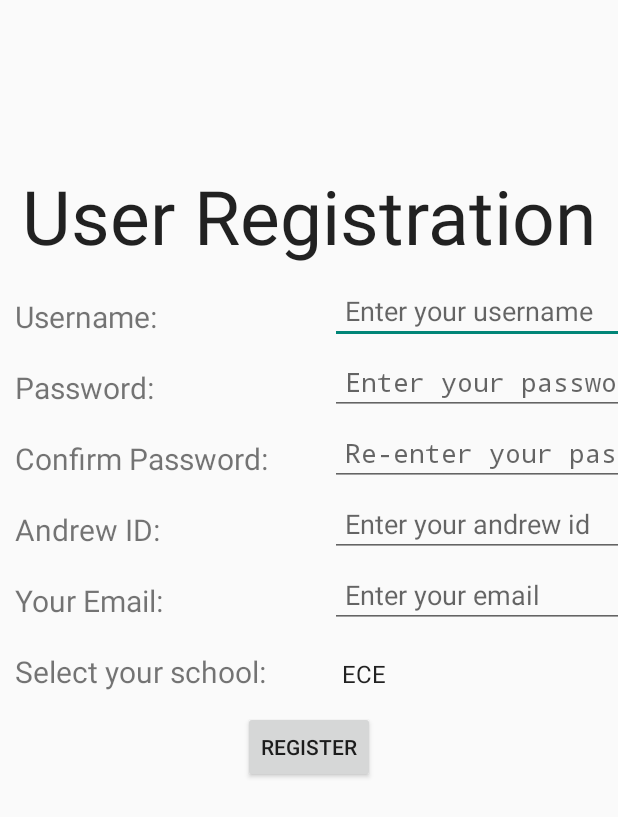
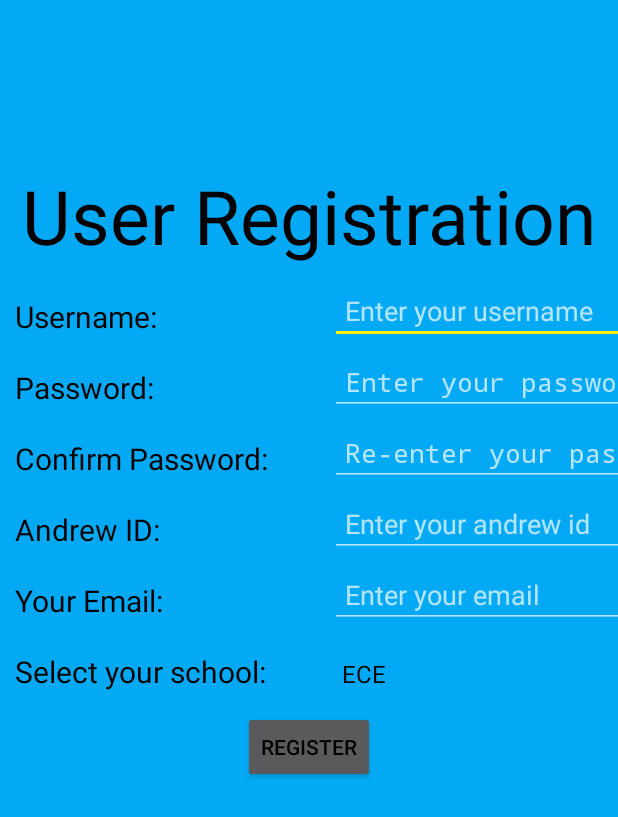
Before and after one commit to roywei/FirstClass, an Android app: the screen it shows after launch (Register), after a tap on "SIGN UP", on a phone screen of 412 x 824 dp. Shown: the top 817 px of the screen. Run offline under Robolectric (Android 15) with nearby library versions, the phone set to English and light mode, and no system bars.

Commit message:
laiw commit, april 10, changed ui styles

```diff
--- a/app/build.gradle
+++ b/app/build.gradle
@@ -6,7 +6,7 @@ android {
 
     defaultConfig {
         applicationId "com.cmu.firstclass.firstclass"
-        minSdkVersion 14
+        minSdkVersion 21
         targetSdkVersion 22
         versionCode 1
         versionName "1.0"
--- a/app/src/main/java/com/cmu/firstclass/firstclass/CourseActivity.java
+++ b/app/src/main/java/com/cmu/firstclass/firstclass/CourseActivity.java
@@ -1,8 +1,8 @@
 package com.cmu.firstclass.firstclass;
 
+import android.app.Activity;
 import android.content.Intent;
 import android.os.Bundle;
-import android.support.v7.app.ActionBarActivity;
 import android.view.Menu;
 import android.view.MenuItem;
 import android.view.View;
@@ -10,7 +10,7 @@ import android.widget.Button;
 import android.widget.ImageView;
 
 
-public class CourseActivity extends ActionBarActivity implements View.OnClickListener {
+public class CourseActivity extends Activity implements View.OnClickListener {
 
 
     ImageView instructorImage;
--- a/app/src/main/java/com/cmu/firstclass/firstclass/DepartmentCourseListActivity.java
+++ b/app/src/main/java/com/cmu/firstclass/firstclass/DepartmentCourseListActivity.java
@@ -1,8 +1,8 @@
 package com.cmu.firstclass.firstclass;
 
+import android.app.Activity;
 import android.content.Intent;
 import android.os.Bundle;
-import android.support.v7.app.ActionBarActivity;
 import android.view.Menu;
 import android.view.MenuItem;
 import android.view.View;
@@ -14,7 +14,7 @@ import java.util.Arrays;
 import java.util.List;
 
 
-public class DepartmentCourseListActivity extends ActionBarActivity {
+public class DepartmentCourseListActivity extends Activity {
 
     @Override
     protected void onCreate(Bundle savedInstanceState) {
--- a/app/src/main/java/com/cmu/firstclass/firstclass/DepartmentListActivity.java
+++ b/app/src/main/java/com/cmu/firstclass/firstclass/DepartmentListActivity.java
@@ -1,8 +1,8 @@
 package com.cmu.firstclass.firstclass;
 
+import android.app.Activity;
 import android.content.Intent;
 import android.os.Bundle;
-import android.support.v7.app.ActionBarActivity;
 import android.view.Menu;
 import android.view.MenuItem;
 import android.view.View;
@@ -13,7 +13,7 @@ import android.widget.ListView;
 import android.widget.TextView;
 
 
-public class DepartmentListActivity extends ActionBarActivity {
+public class DepartmentListActivity extends Activity {
 
     @Override
     protected void onCreate(Bundle savedInstanceState) {
--- a/app/src/main/java/com/cmu/firstclass/firstclass/InstructorActivity.java
+++ b/app/src/main/java/com/cmu/firstclass/firstclass/InstructorActivity.java
@@ -1,7 +1,7 @@
 package com.cmu.firstclass.firstclass;
 
+import android.app.Activity;
 import android.content.Intent;
-import android.support.v7.app.ActionBarActivity;
 import android.os.Bundle;
 import android.view.Menu;
 import android.view.MenuItem;
@@ -9,7 +9,7 @@ import android.view.View;
 import android.widget.TextView;
 
 
-public class InstructorActivity extends ActionBarActivity implements View.OnClickListener {
+public class InstructorActivity extends Activity implements View.OnClickListener {
 
     TextView tvCourse;
     Intent i;
--- a/app/src/main/java/com/cmu/firstclass/firstclass/LoginActivity.java
+++ b/app/src/main/java/com/cmu/firstclass/firstclass/LoginActivity.java
@@ -1,7 +1,7 @@
 package com.cmu.firstclass.firstclass;
 
+import android.app.Activity;
 import android.content.Intent;
-import android.support.v7.app.ActionBarActivity;
 import android.os.Bundle;
 import android.view.Menu;
 import android.view.MenuItem;
@@ -9,7 +9,7 @@ import android.view.View;
 import android.widget.Button;
 
 
-public class LoginActivity extends ActionBarActivity {
+public class LoginActivity extends Activity {
 
     @Override
     protected void onCreate(Bundle savedInstanceState) {
--- a/app/src/main/java/com/cmu/firstclass/firstclass/UserProfile.java
+++ b/app/src/main/java/com/cmu/firstclass/firstclass/UserProfile.java
@@ -1,15 +1,15 @@
 package com.cmu.firstclass.firstclass;
 
+import android.app.Activity;
 import android.content.Intent;
 import android.os.Bundle;
-import android.support.v7.app.ActionBarActivity;
 import android.view.Menu;
 import android.view.MenuItem;
 import android.view.View;
 import android.widget.TextView;
 
 
-public class UserProfile extends ActionBarActivity implements View.OnClickListener {
+public class UserProfile extends Activity implements View.OnClickListener {
 
 
     TextView tvCourse;
--- a/app/src/main/java/com/cmu/firstclass/firstclass/UserProfileActivity.java
+++ b/app/src/main/java/com/cmu/firstclass/firstclass/UserProfileActivity.java
@@ -1,12 +1,12 @@
 package com.cmu.firstclass.firstclass;
 
-import android.support.v7.app.ActionBarActivity;
+import android.app.Activity;
 import android.os.Bundle;
 import android.view.Menu;
 import android.view.MenuItem;
 
 
-public class UserProfileActivity extends ActionBarActivity {
+public class UserProfileActivity extends Activity {
 
     @Override
     protected void onCreate(Bundle savedInstanceState) {
--- a/app/src/main/res/values/colors.xml
+++ b/app/src/main/res/values/colors.xml
@@ -1,8 +1,21 @@
 <?xml version="1.0" encoding="utf-8"?>
 <resources>
+
+    <!--colors for app theme-->
+    <color name="primary">#ffff8f22</color>
+    <color name="primary_dark">#ffee00</color>
+    <color name="accent">#ffee00</color>
+
+
+
+    <color name="black">#000000</color>
+    <color name="white">#ffffff</color>
     <color name="orange">#ffff8f22</color>
     <color name="light_blue">#03A9F4</color>
     <color name="yellow">#ffee00</color>
 
 
+
+
+
 </resources>
--- a/app/src/main/res/values/styles.xml
+++ b/app/src/main/res/values/styles.xml
@@ -1,8 +1,22 @@
 <resources>
 
-    <!-- Base application theme. -->
-    <style name="AppTheme" parent="Theme.AppCompat.Light.DarkActionBar">
-        <!-- Customize your theme here. -->
-    </style>
 
+        <!-- inherit from the material theme -->
+        <style name="AppTheme" parent="android:Theme.Material">
+            <!-- Main theme colors -->
+            <!--   your app branding color for the app bar -->
+            <item name="android:colorPrimary">@color/primary</item>
+            <!--   darker variant for the status bar and contextual app bars -->
+            <item name="android:colorPrimaryDark">@color/primary_dark</item>
+            <!--   theme UI controls like checkboxes and text fields -->
+            <item name="android:colorAccent">@color/accent</item>
+            <!-- text color on app bar -->
+            <item name="android:textColorPrimary">@color/white</item>
+            <item name="android:textColor">@color/black</item>
+            <!-- window background-->
+            <item name="android:windowBackground">@color/light_blue</item>
+            <!-- no action bar -->
+            <item name="android:windowActionBar">false</item>
+            <item name="android:windowNoTitle">true</item>
+        </style>
 </resources>
```
Also changed, not shown: app/src/main/res/layout-sw600dp-port/activity_login.xml (added, +84 -0 lines), 1 other file.
